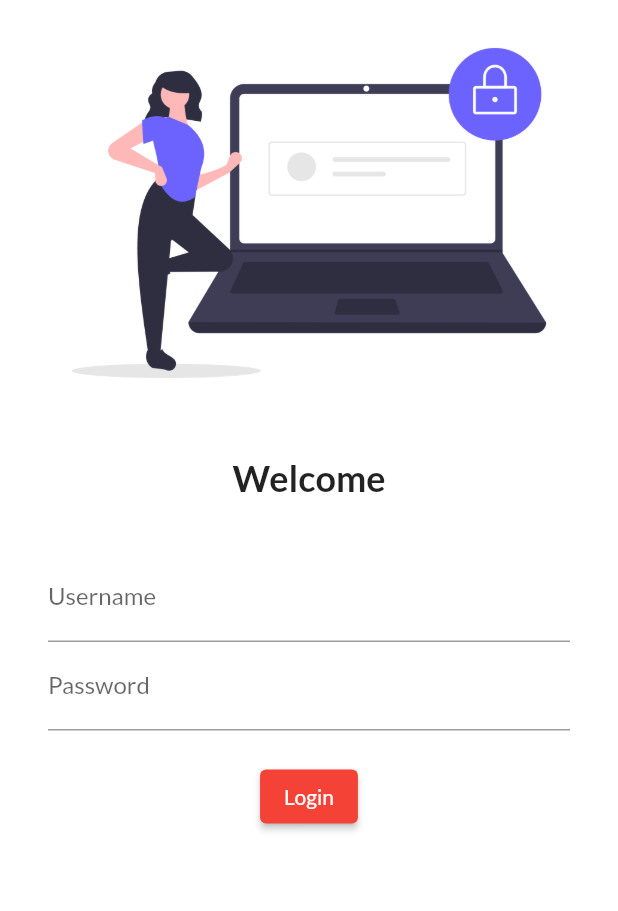
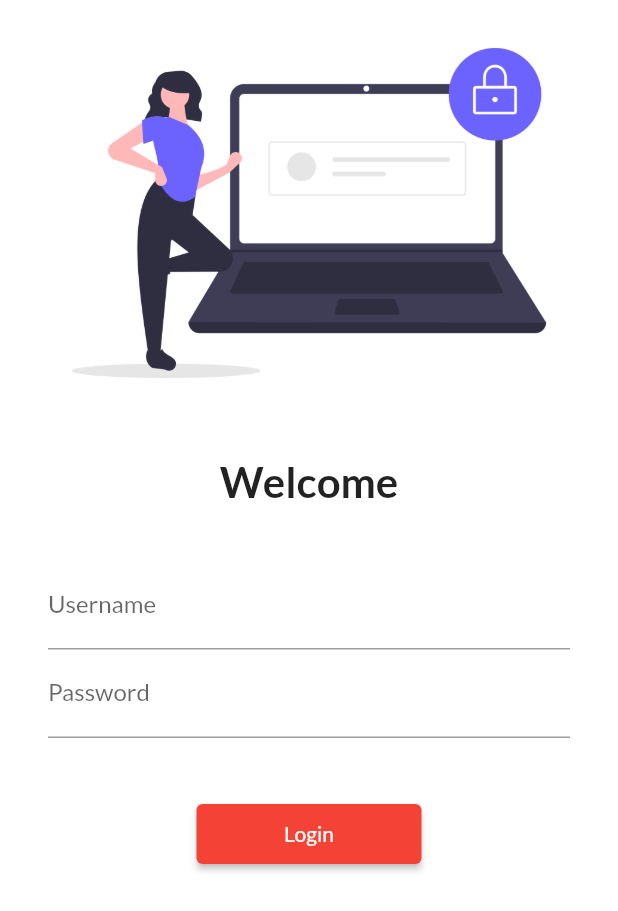
Before and after one commit to IkshulDureja/30DaysOfFlutter, a Flutter app: the screen it shows after launch, on a phone screen of 412 x 824 dp. Shown: the top 911 px of the screen. Run offline on Flutter 3.47's test engine with Material 2 defaults, Android fonts, the phone set to English and light mode, and no system bars; our stand-ins replace google_fonts.

Commit message:
Day5 completed

```diff
--- a/lib/main.dart
+++ b/lib/main.dart
@@ -1,6 +1,7 @@
 import 'package:flutter/material.dart';
 import 'package:flutter_catalog/pages/home_page.dart';
 import 'package:flutter_catalog/pages/login_page.dart';
+import 'package:flutter_catalog/utils/routes.dart';
 import 'package:google_fonts/google_fonts.dart';
 import 'pages/home_page.dart';
 import 'pages/login_page.dart';
@@ -22,13 +23,14 @@ class MyApp extends StatelessWidget {
         fontFamily: GoogleFonts.lato().fontFamily,
         //primaryTextTheme: GoogleFonts.latoTextTheme(),
       ),
+      debugShowCheckedModeBanner: false,
       darkTheme:
           ThemeData(brightness: Brightness.dark, primarySwatch: Colors.indigo),
       //initialRoute: "/",
       routes: {
         "/": ((context) => LoginPage()),
-        "/home": (context) => HomePage(),
-        "/login": ((context) => LoginPage())
+        MyRoutes.homeRoute: (context) => HomePage(),
+        MyRoutes.loginRoute: ((context) => LoginPage())
       },
     );
   }
--- a/lib/pages/login_page.dart
+++ b/lib/pages/login_page.dart
@@ -1,6 +1,7 @@
 // ignore_for_file: prefer_const_constructors
 
 import 'package:flutter/material.dart';
+import 'package:flutter_catalog/utils/routes.dart';
 
 class LoginPage extends StatelessWidget {
   const LoginPage({Key? key}) : super(key: key);
@@ -9,6 +10,7 @@ class LoginPage extends StatelessWidget {
   Widget build(BuildContext context) {
     return Material(
         color: Colors.white,
+        child: SingleChildScrollView(
           child: Column(
             children: [
               Image.asset(
@@ -22,7 +24,7 @@ class LoginPage extends StatelessWidget {
               Text(
                 "Welcome",
                 style: TextStyle(
-                fontSize: 24,
+                  fontSize: 28,
                   fontWeight: FontWeight.bold,
                 ),
               ),
@@ -30,8 +32,8 @@ class LoginPage extends StatelessWidget {
                 height: 20,
               ),
               Padding(
-              padding:
-                  const EdgeInsets.symmetric(vertical: 16.0, horizontal: 32.0),
+                padding: const EdgeInsets.symmetric(
+                    vertical: 16.0, horizontal: 32.0),
                 child: Column(
                   children: [
                     TextFormField(
@@ -48,19 +50,20 @@ class LoginPage extends StatelessWidget {
                       ),
                     ),
                     SizedBox(
-                    height: 20,
+                      height: 40,
                     ),
                     ElevatedButton(
                       child: Text("Login"),
-                    style: TextButton.styleFrom(),
+                      style: TextButton.styleFrom(minimumSize: Size(150, 40)),
                       onPressed: () {
-                      print("Hi Codepur!");
+                        Navigator.pushNamed(context, MyRoutes.homeRoute);
                       },
                     )
                   ],
                 ),
               )
             ],
+          ),
         ));
   }
 }
--- /dev/null
+++ b/lib/utils/routes.dart
@@ -0,0 +1,4 @@
+class MyRoutes {
+  static String loginRoute = '/login';
+  static String homeRoute = '/home';
+}
```
Lines whose indentation alone changed are shown as unchanged.
